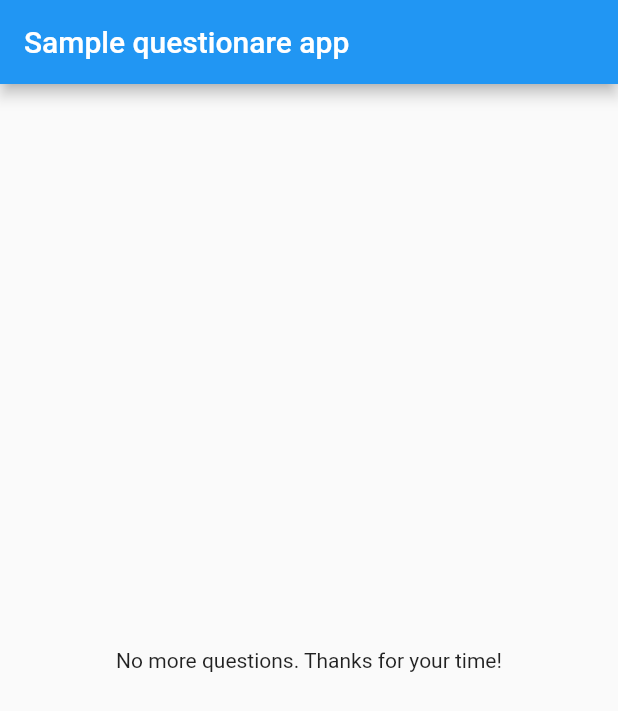
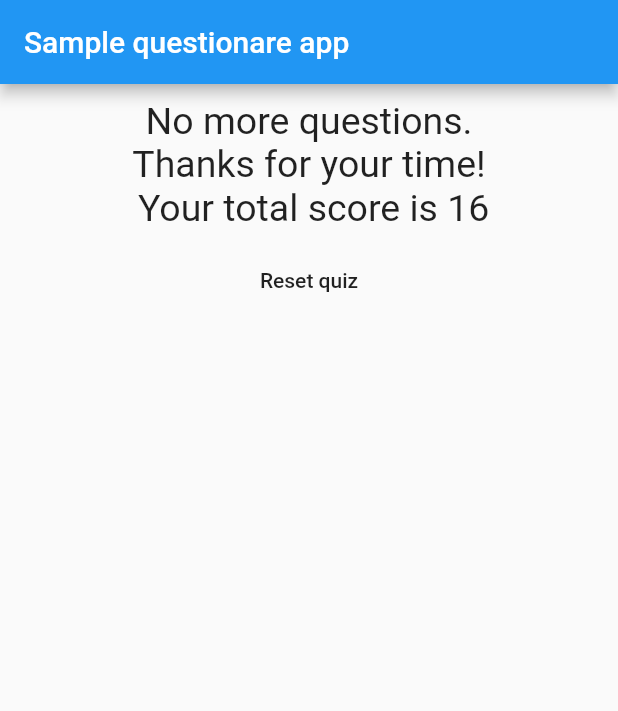
Before and after one commit to sunnydsouza/flutter_quiz_app, a Flutter app: the screen it shows after launch, after a tap on "Red", after a tap on "Wednesday", after a tap on "Burger", on a phone screen of 412 x 824 dp. Shown: the top 711 px of the screen. Run offline on Flutter 3.47's test engine with Material 2 defaults, Android fonts, the phone set to English and light mode, and no system bars.

Commit message:
updated as on 15/12/2021

```diff
--- a/lib/main.dart
+++ b/lib/main.dart
@@ -19,7 +19,7 @@ class MyApp extends StatefulWidget {
 class _MyAppState extends State<MyApp> {
   final _quiz = [
     {
-      'question': 'What is your favorite color',
+      'question': 'What is your favorite color?',
       'options': [
         {'text': 'Red', 'score': 5},
         {'text': 'Green', 'score': 6},
@@ -27,7 +27,7 @@ class _MyAppState extends State<MyApp> {
       ]
     },
     {
-      'question': 'What is your favorite day',
+      'question': 'What is your favorite day?',
       'options': [
         {'text': 'Monday', 'score': 2},
         {'text': 'Wednesday', 'score': 4},
@@ -35,7 +35,7 @@ class _MyAppState extends State<MyApp> {
       ]
     },
     {
-      'question': 'What is your favorite snack',
+      'question': 'What is your favorite snack?',
       'options': [
         {'text': 'Bhel', 'score': 4},
         {'text': 'Fried chicken', 'score': 6},
@@ -46,9 +46,21 @@ class _MyAppState extends State<MyApp> {
   var _quizIndex = 0;
   int _totalScore = 0;
   void _answerQuestion(int score) {
-    _totalScore = _totalScore + score;
+
     setState(() {
       _quizIndex = _quizIndex + 1;
+      _totalScore = _totalScore + score;
+    });
+    print('The score till now is :' + _totalScore.toString());
+
+    // print("Am the answer to your question");
+  }
+
+   void _resetQuiz() {
+
+    setState(() {
+      _quizIndex = 0;
+      _totalScore = 0;
     });
     print('The score till now is :' + _totalScore.toString());
 
@@ -67,6 +79,6 @@ class _MyAppState extends State<MyApp> {
                     answerQuestion: _answerQuestion,
                     questions: _quiz,
                     questionIndex: _quizIndex)
-                : Results()));
+                : Results(_resetQuiz,_totalScore)));
   }
 }
--- a/lib/results.dart
+++ b/lib/results.dart
@@ -1,10 +1,25 @@
 import 'package:flutter/material.dart';
 
 class Results extends StatelessWidget {
+  int score;
+  Function resetQuiz;
+  Results(this.resetQuiz,this.score);
   @override
   Widget build(BuildContext context) {
-    return Center(
-      child: Text('No more questions. Thanks for your time!'),
+    return Column(
+      children: [
+        Container(
+          width: double.infinity,
+          margin: EdgeInsets.all(10),
+          child: Center(
+              child: Text(
+            'No more questions.\nThanks for your time!\n Your total score is ${score}',
+            textAlign: TextAlign.center,
+            style: TextStyle(fontSize: 25),
+          )),
+        ),
+        FlatButton(onPressed: resetQuiz, child: Text('Reset quiz'))
+      ],
     );
   }
 }
```
